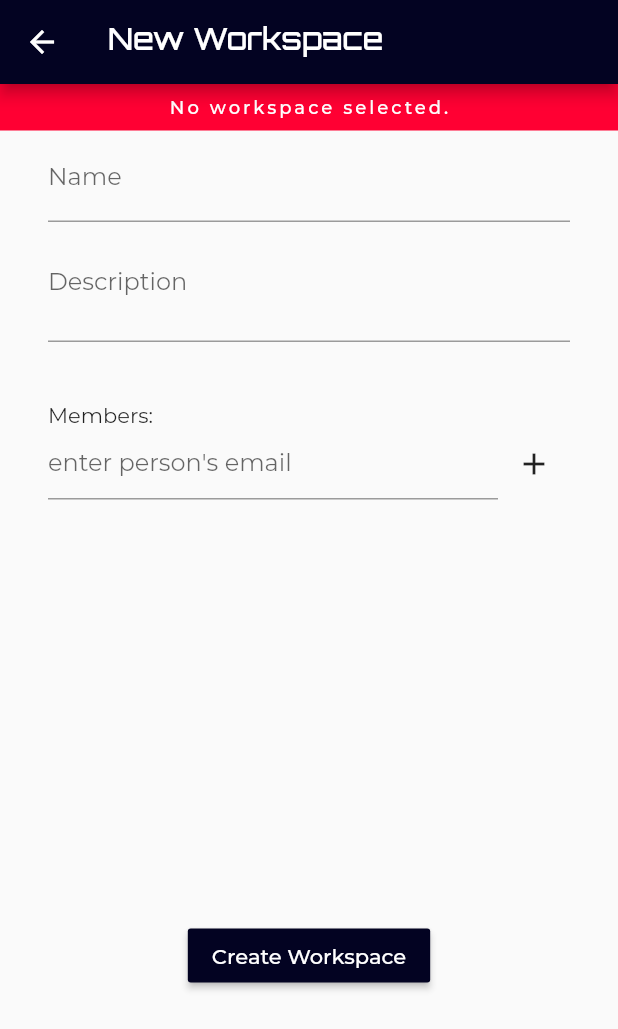
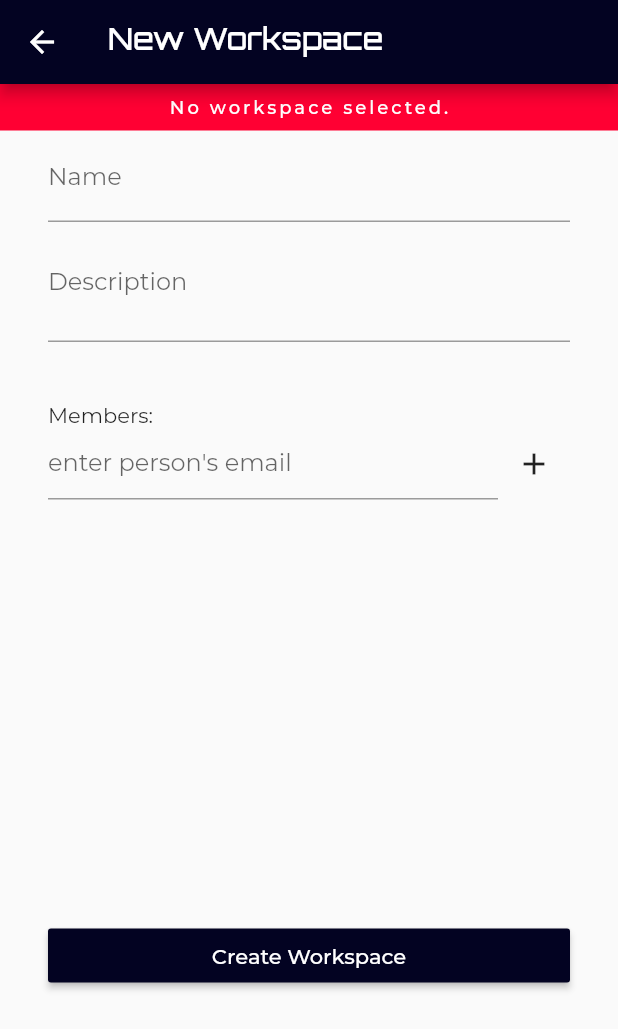
Before and after one commit to altigee/needoff-app, a Flutter app: the WorkspaceCreateScreen screen opened by its route, on a phone screen of 412 x 824 dp. Shown: the top 1029 px of the screen. Run offline on Flutter 3.47's test engine with Material 2 defaults, Android fonts, the phone set to English and light mode, and no system bars; our stand-ins replace flutter_calendar_carousel, graphql_flutter, shared_preferences; accounts and stored records are empty; statements that could not run were skipped.

Commit message:
large buttons, keyboard type

```diff
--- a/lib/parts/workspace_profile.dart
+++ b/lib/parts/workspace_profile.dart
@@ -128,6 +128,9 @@ class _WorkspaceInvitationsViewState extends State<WorkspaceInvitationsView> {
       return ListTile(
         title: Text(invite.email),
         subtitle: Text(invite.status),
+        onTap: () {
+          print('tap tap tap');
+        },
         trailing: widget.editable
             ? IconButton(
                 icon: Icon(Icons.delete),
@@ -187,6 +190,7 @@ Future openAddMemberDialog(BuildContext context) {
     child: Column(
       children: <Widget>[
         TextFormField(
+          keyboardType: TextInputType.emailAddress,
           controller: _emailInpCtrl,
           validator: (value) {
             if (value.isEmpty || !isValidEmail(value)) {
--- a/lib/screens/login_screen.dart
+++ b/lib/screens/login_screen.dart
@@ -58,6 +58,7 @@ class _LoginScreenState extends State<LoginScreen> with LoadingState {
                           children: <Widget>[
                             TextFormField(
                               // autofocus: true,
+                              keyboardType: TextInputType.emailAddress,
                               decoration: InputDecoration(labelText: 'Email'),
                               controller: _emailCtrl,
                               validator: (value) {
--- a/lib/screens/registration_screen.dart
+++ b/lib/screens/registration_screen.dart
@@ -70,6 +70,7 @@ class _RegistrationScreenState extends State<RegistrationScreen>
                           children: <Widget>[
                             TextFormField(
                               // autofocus: true,
+                              keyboardType: TextInputType.emailAddress,
                               decoration: InputDecoration(labelText: 'Email'),
                               controller: _emailCtrl,
                               validator: (value) {
--- a/lib/screens/workspace_create_screen.dart
+++ b/lib/screens/workspace_create_screen.dart
@@ -12,7 +12,8 @@ class WorkspaceCreateScreen extends StatefulWidget {
   _WorkspaceCreateScreenState createState() => _WorkspaceCreateScreenState();
 }
 
-class _WorkspaceCreateScreenState extends State<WorkspaceCreateScreen> with LoadingState {
+class _WorkspaceCreateScreenState extends State<WorkspaceCreateScreen>
+    with LoadingState {
   var id;
   List members = [];
 
@@ -24,7 +25,7 @@ class _WorkspaceCreateScreenState extends State<WorkspaceCreateScreen> with Load
   TextEditingController _memberInpCtrl = TextEditingController();
 
   _handleAddMember() {
-    if(_memberFormKey.currentState.validate()) {
+    if (_memberFormKey.currentState.validate()) {
       setState(() {
         members.insert(0, _memberInpCtrl.text);
         _memberInpCtrl.text = '';
@@ -67,13 +68,10 @@ class _WorkspaceCreateScreenState extends State<WorkspaceCreateScreen> with Load
     if (_formKey.currentState.validate()) {
       loading = true;
       try {
-        await appState.addWorkspace(Workspace(
-          _nameInpCtrl.text,
-          description: _descInpCtrl.text,
-          members: members
-        ));
+        await appState.addWorkspace(Workspace(_nameInpCtrl.text,
+            description: _descInpCtrl.text, members: members));
         Navigator.of(context).pop();
-      } on AppStateException catch(e) {
+      } on AppStateException catch (e) {
         snack(_formKey.currentContext, e.message);
       } catch (e) {
         snack(_formKey.currentContext, 'Something went wrong :(');
@@ -160,17 +158,20 @@ class _WorkspaceCreateScreenState extends State<WorkspaceCreateScreen> with Load
                     ),
                     Container(
                       height: 280,
-                      padding: EdgeInsets.only(top:16, bottom: 16),
+                      padding: EdgeInsets.only(top: 16, bottom: 16),
                       child: _buildMembersList(),
                     ),
                   ],
                 ),
               ),
-              RaisedButton(
-                color: Theme.of(context).primaryColor,
-                textColor: Colors.white,
-                onPressed: loading ? null : _handleCreateWorkspace,
-                child: Text('Create Workspace'),
+              SizedBox(
+                width: double.infinity,
+                child: RaisedButton(
+                  color: Theme.of(context).primaryColor,
+                  textColor: Colors.white,
+                  onPressed: loading ? null : _handleCreateWorkspace,
+                  child: Text('Create Workspace'),
+                ),
               ),
             ],
           ),
```
Also changed, not shown: lib/screens/workspaces_screen.dart (+10 -6 lines).
